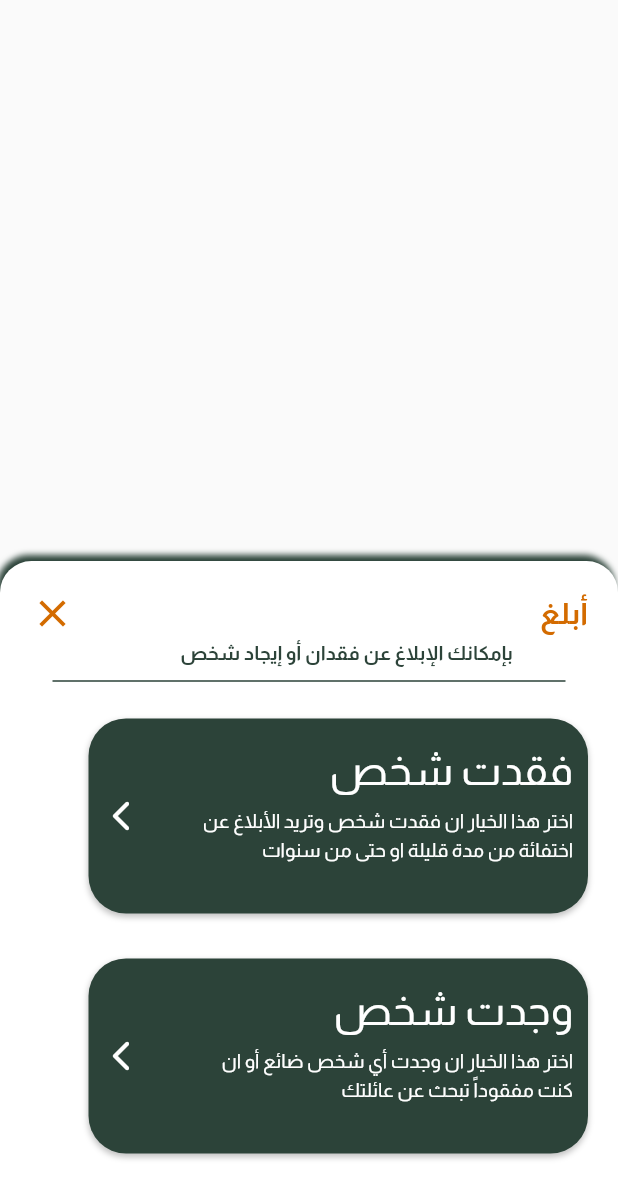
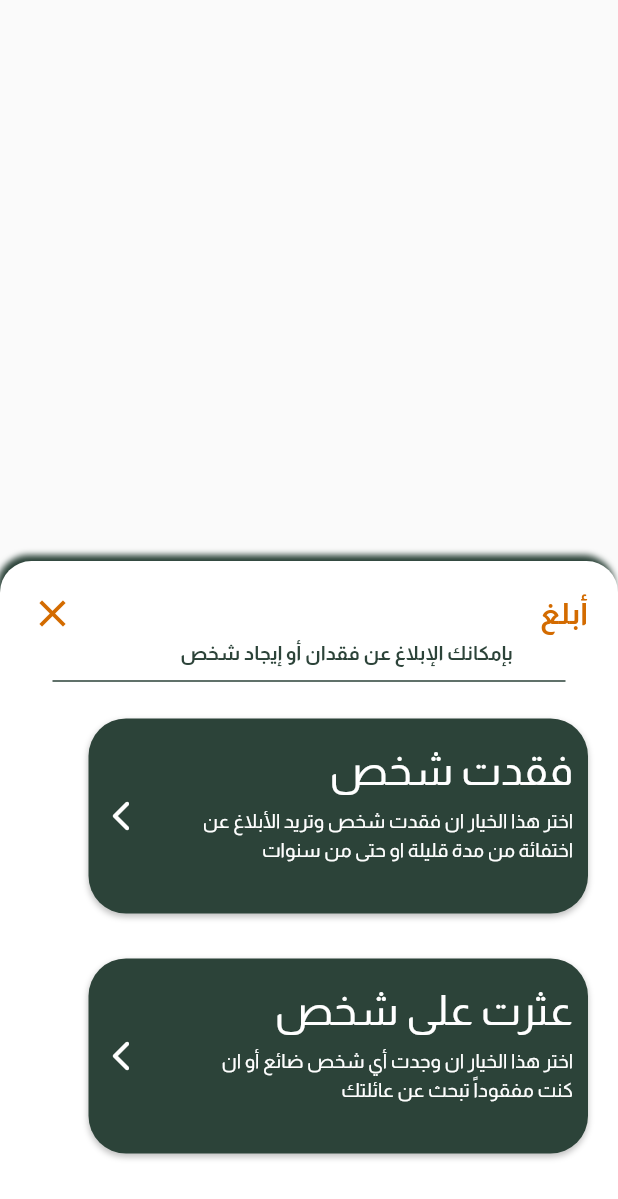
Before and after one commit to aishaAboalatta/solution-challenge-Eye, a Flutter app: what reportOptions() shows on an empty page, opened directly, on a phone screen of 412 x 824 dp. Shown: the top 1199 px of the screen. Run offline on Flutter 3.47's test engine with Material 2 defaults, Android fonts, the light colour scheme and no system bars; our stand-ins replace another_flutter_splash_screen, cloud_firestore, country_picker, firebase_auth, firebase_core, firebase_storage and 10 more; missing offline and left inert: animated_widgets, google_maps_flutter_android, google_maps_flutter_platform_interface, google_maps_place_picker_mb, google_ml_kit, tflite_flutter; accounts and stored records are empty; network calls fail.

Commit message:
edit name

```diff
--- a/eye/lib/lose&find/findForm.dart
+++ b/eye/lib/lose&find/findForm.dart
@@ -63,7 +63,7 @@ class _findFormState extends State<findForm> {
         backgroundColor: Colors.white,
         appBar: appBar(
             context: context,
-            title: 'وجدت شخص',
+            title: 'عثرت على شخص',
             icon: Icons.close_rounded,
             dialog: true,
             text: "ستفقد ما قمت بإضافته \n هل أنت متأكد؟",
--- a/eye/lib/widgets/navBar.dart
+++ b/eye/lib/widgets/navBar.dart
@@ -324,7 +324,7 @@ Widget reportOptions(context) {
                               fontFamily: "Almarai",
                               height: 1.5),
                           child: Text(
-                            "وجدت شخص",
+                            "عثرت على شخص",
                           ),
                         ),
                         SizedBox(
```
